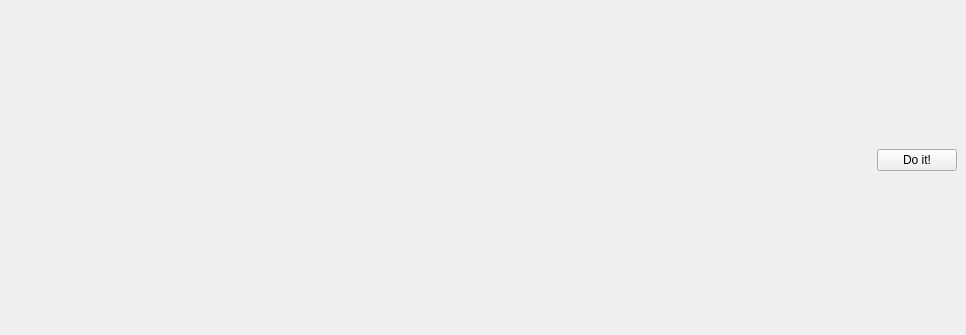
Before: the Qt Designer form src/VeraGrid/Gui/RmsModelEditor/rms_model_editor.ui in ramferan/VeraGrid, drawn with Qt 5; both pictures show x 0 to 966 and y 203 to 538 of the 966 by 538 pixel window.
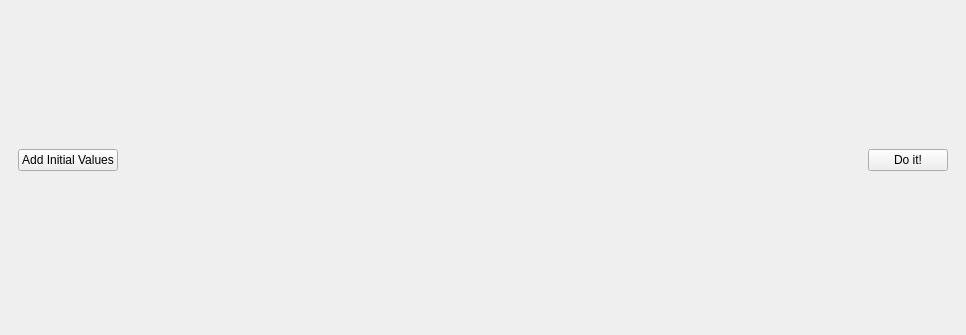
After: the same form once the commit is applied.

The edit to the form file:
```diff
--- a/src/VeraGrid/Gui/RmsModelEditor/rms_model_editor.ui
+++ b/src/VeraGrid/Gui/RmsModelEditor/rms_model_editor.ui
@@ -125,18 +125,13 @@
        <enum>QFrame::Shadow::Raised</enum>
       </property>
       <layout class="QHBoxLayout" name="horizontalLayout_2">
-       <property name="leftMargin">
-        <number>0</number>
-       </property>
-       <property name="topMargin">
-        <number>0</number>
-       </property>
-       <property name="rightMargin">
-        <number>0</number>
-       </property>
-       <property name="bottomMargin">
-        <number>0</number>
-       </property>
+       <item>
+        <widget class="QPushButton" name="InitGuessButton">
+         <property name="text">
+          <string>Add Initial Values</string>
+         </property>
+        </widget>
+       </item>
        <item>
         <spacer name="horizontalSpacer_3">
          <property name="orientation">
```
